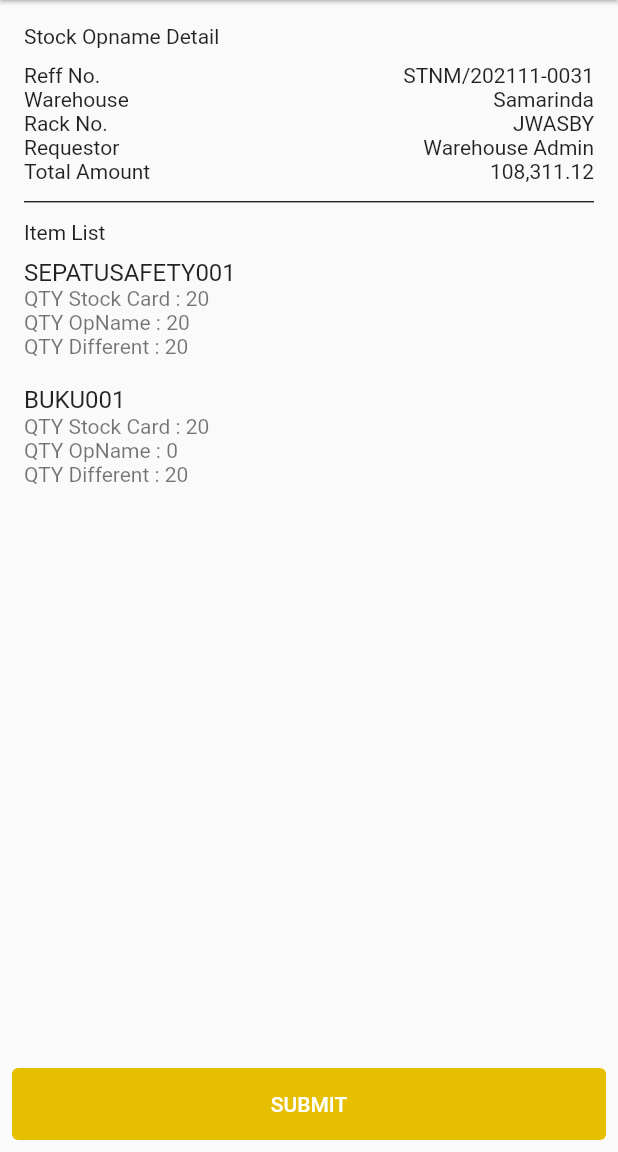
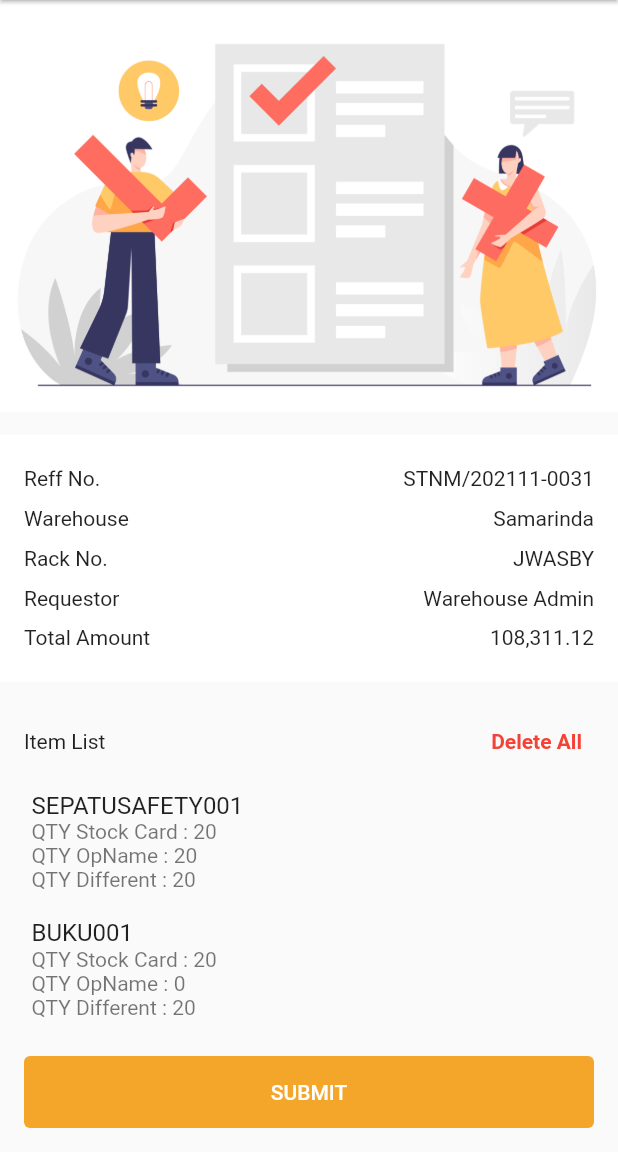
Before and after one commit to daydream410/v2rp, a Flutter app: the StockOpname2 screen opened directly, after a tap on "Load Data", after a tap on "SAVE DATA", on a phone screen of 412 x 824 dp, the part 84-1236 px from its top. Run offline on Flutter 3.47's test engine with Material 2 defaults, Android fonts, the phone set to English and light mode, and no system bars; drawn by our look-alikes of flutter_slidable; our stand-ins replace animated_splash_screen, cached_network_image, curved_navigation_bar, get, hexcolor, image_picker and 3 more; missing offline and left inert: mobile_scanner; accounts and stored records are empty; network calls fail.

Commit message:
so new ui

```diff
--- a/lib/BE/controller.dart
+++ b/lib/BE/controller.dart
@@ -52,4 +52,8 @@
   //st
   Rx<TextEditingController> stReffController = TextEditingController().obs;
   Rx<TextEditingController> stWhController = TextEditingController().obs;
+
+  //so
+  Rx<TextEditingController> soReffController = TextEditingController().obs;
+  Rx<TextEditingController> soWhController = TextEditingController().obs;
 }
--- a/lib/FE/SO/detail_so.dart
+++ b/lib/FE/SO/detail_so.dart
@@ -86,7 +86,7 @@
                     child: TextButton(
                       style: TextButton.styleFrom(
                         padding: const EdgeInsets.all(8.0),
-                        backgroundColor: HexColor('#E6BF00'),
+                        backgroundColor: HexColor('#F4A62A'),
                       ),
                       onPressed: () {
                         Navigator.of(context).pop();
--- a/lib/FE/SO/stock_opname2.dart
+++ b/lib/FE/SO/stock_opname2.dart
@@ -10,6 +10,7 @@
 import 'package:v2rp1/FE/SO/stock_opname.dart';
 import 'package:v2rp1/FE/SO/stock_opname3.dart';
 
+import '../../BE/controller.dart';
 import '../../additional/scanner.dart';
 
 class StockOpname2 extends StatefulWidget {
@@ -20,8 +21,7 @@
 }
 
 class _StockOpname2State extends State<StockOpname2> {
-  final controller_wh = TextEditingController();
-  final controller_sppbj = TextEditingController();
+  static TextControllers textControllers = Get.put(TextControllers());
 
   bool isVisible = false;
 
@@ -61,7 +61,7 @@
             elevation: 12,
             tooltip: 'Add Item',
             hoverColor: Colors.blue,
-            backgroundColor: HexColor('#E6BF00'),
+            backgroundColor: HexColor('#F4A62A'),
             foregroundColor: Colors.white,
             splashColor: Colors.black45,
             child: const Icon(Icons.add),
@@ -91,46 +91,52 @@
             child: Column(
               crossAxisAlignment: CrossAxisAlignment.stretch,
               children: [
-                TextField(
-                  controller: controller_wh,
-                  decoration: InputDecoration(
-                    prefixIcon: const Icon(Icons.warehouse),
-                    hintText: 'Warehouse',
-                    suffixIcon: IconButton(
-                      icon: const Icon(Icons.qr_code_scanner),
-                      onPressed: () {
-                        // Navigator.of(context).push(MaterialPageRoute(
-                        //   builder: (context) =>
-                        //       const BarcodeScannerWithController(),
-                        // ));
-                        Get.to(BarcodeScannerWithController());
-                      },
-                    ),
-                    border: OutlineInputBorder(
-                        borderRadius: BorderRadius.circular(15),
-                        borderSide: const BorderSide(color: Colors.black)),
-                  ),
-                ),
-                const SizedBox(height: 10.0),
                 // TextField(
-                //   controller: controller_sppbj,
+                //   controller: controller_wh,
                 //   decoration: InputDecoration(
-                //     prefixIcon: const Icon(Icons.article),
-                //     hintText: 'Reff No.',
+                //     prefixIcon: const Icon(Icons.warehouse),
+                //     hintText: 'Warehouse',
+                //     suffixIcon: IconButton(
+                //       icon: const Icon(Icons.qr_code_scanner),
+                //       onPressed: () {
+                //         // Navigator.of(context).push(MaterialPageRoute(
+                //         //   builder: (context) =>
+                //         //       const BarcodeScannerWithController(),
+                //         // ));
+                //         Get.to(BarcodeScannerWithController());
+                //       },
+                //     ),
                 //     border: OutlineInputBorder(
                 //         borderRadius: BorderRadius.circular(15),
                 //         borderSide: const BorderSide(color: Colors.black)),
                 //   ),
                 // ),
-                // const SizedBox(
-                //   height: 10.0,
-                // ),
+                TextField(
+                  controller: textControllers.smWhController.value,
+                  onSubmitted: (value) {},
+                  decoration: InputDecoration(
+                    prefixIcon: const Icon(Icons.warehouse),
+                    suffixIcon: IconButton(
+                      icon: const Icon(Icons.qr_code_2),
+                      color: HexColor('#F4A62A'),
+                      onPressed: () async {},
+                      splashColor: HexColor('#F4A62A'),
+                      tooltip: 'Scan',
+                      hoverColor: HexColor('#F4A62A'),
+                    ),
+                    hintText: 'Warehouse',
+                    border: OutlineInputBorder(
+                        borderRadius: BorderRadius.circular(5),
+                        borderSide: const BorderSide(color: Colors.black)),
+                  ),
+                ),
+                const SizedBox(height: 10.0),
                 TextButton(
                   onPressed: () => setState(() => isVisible = !isVisible),
                   child: const Text('Load Data'),
                   style: TextButton.styleFrom(
                     foregroundColor: Colors.white,
-                    backgroundColor: HexColor('#E6BF00'),
+                    backgroundColor: HexColor('#F4A62A'),
                   ),
                 ),
                 Visibility(
@@ -168,7 +174,7 @@
                               },
                               child: Text(
                                 "Detail",
-                                style: TextStyle(color: HexColor("#E6BF00")),
+                                style: TextStyle(color: HexColor("#F4A62A")),
                               ),
                             ),
                           ],
@@ -209,25 +215,18 @@
         bottomNavigationBar: Visibility(
           visible: isVisible,
           child: Padding(
-            padding: const EdgeInsets.all(8.0),
+            padding: const EdgeInsets.all(16.0),
             child: TextButton(
               child: const Padding(
                 padding: EdgeInsets.all(8.0),
                 child: Text('SAVE DATA'),
               ),
               onPressed: () async {
-                // Navigator.pushReplacement(
-                //   context,
-                //   MaterialPageRoute(
-                //     // builder: (context) => const StockOpname3(),
-                //     builder: (context) => const StockOpname3(),
-                //   ),
-                // );
                 Get.to(StockOpname3());
               },
               style: TextButton.styleFrom(
                 foregroundColor: Colors.white,
-                backgroundColor: HexColor('#E6BF00'),
+                backgroundColor: HexColor('#F4A62A'),
               ),
             ),
           ),
--- a/lib/FE/SO/stock_opname3.dart
+++ b/lib/FE/SO/stock_opname3.dart
@@ -7,7 +7,7 @@
 import 'package:flutter_slidable/flutter_slidable.dart';
 import 'package:get/get.dart';
 import 'package:hexcolor/hexcolor.dart';
-import 'package:v2rp1/FE/SM/stock_movement2.dart';
+import 'package:v2rp1/FE/SO/stock_opname2.dart';
 
 import 'dialog_box_so.dart';
 
@@ -26,7 +26,7 @@
         showDialog(
           context: context,
           builder: (context) => AlertDialog(
-            title: const Text('Are u sure?'),
+            title: const Text('Are You sure?'),
             content: const Text('Do you want to exit the App?'),
             actions: [
               TextButton(
@@ -52,25 +52,32 @@
           leading: IconButton(
             icon: const Icon(Icons.arrow_back),
             onPressed: () {
-              // Navigator.push(
-              //   context,
-              //   MaterialPageRoute(builder: (context) => const StockOpname2()),
-              // );
-              Get.to(StockMovement2());
+              Get.to(StockOpname2());
             },
           ),
         ),
         body: SafeArea(
           child: SingleChildScrollView(
-            child: Padding(
-              padding: const EdgeInsets.all(16.0),
             child: Column(
               children: [
                 Column(
                   crossAxisAlignment: CrossAxisAlignment.start,
                   children: [
-                      const Text('Stock Opname Detail'),
-                      const SizedBox(height: 10.0),
+                    const Image(
+                      image: AssetImage('images/vb_conf.jpg'),
+                    ),
+                    const SizedBox(
+                      height: 15.0,
+                    ),
+                    Container(
+                      width: MediaQuery.of(context).size.width * 1,
+                      height: MediaQuery.of(context).size.height * 0.2,
+                      color: Colors.white,
+                      child: Padding(
+                        padding: const EdgeInsets.all(16.0),
+                        child: Column(
+                          mainAxisAlignment: MainAxisAlignment.spaceAround,
+                          children: [
                             Row(
                               mainAxisAlignment: MainAxisAlignment.spaceBetween,
                               children: const [
@@ -106,23 +113,27 @@
                                 Text('108,311.12'),
                               ],
                             ),
-                      const Divider(
-                        color: Colors.black,
-                        thickness: 0.8,
-                        height: 25,
+                          ],
                         ),
+                      ),
+                    ),
+                    Padding(
+                      padding: const EdgeInsets.all(16.0),
+                      child: Column(
+                        children: [
                           Row(
                             mainAxisAlignment: MainAxisAlignment.spaceBetween,
-                        children: const [
+                            children: [
                               Text('Item List'),
-                          // TextButton(
-                          //   onPressed: () {},
-                          //   child: const Text(
-                          //     'Delete All',
-                          //     style: TextStyle(
-                          //         color: Colors.red, fontWeight: FontWeight.bold),
-                          //   ),
-                          // ),
+                              TextButton(
+                                onPressed: () {},
+                                child: Text(
+                                  'Delete All',
+                                  style: TextStyle(
+                                      color: Colors.red,
+                                      fontWeight: FontWeight.bold),
+                                ),
+                              ),
                             ],
                           ),
                           Slidable(
@@ -143,8 +154,8 @@
                               ],
                             ),
                             child: ListTile(
-                          contentPadding:
-                              const EdgeInsets.symmetric(vertical: 5.0),
+                              contentPadding: const EdgeInsets.symmetric(
+                                  vertical: 5.0, horizontal: 5.0),
                               title: const Text('SEPATUSAFETY001'),
                               subtitle: Column(
                                 crossAxisAlignment: CrossAxisAlignment.start,
@@ -154,14 +165,6 @@
                                   Text('QTY Different : 20'),
                                 ],
                               ),
-                          // trailing: Text(
-                          //   '20x',
-                          //   style: TextStyle(
-                          //     color: HexColor('#E6BF00'),
-                          //     fontSize: 20.0,
-                          //     fontWeight: FontWeight.w600,
-                          //   ),
-                          // ),
                               onTap: () {},
                             ),
                           ),
@@ -183,8 +186,8 @@
                               ],
                             ),
                             child: ListTile(
-                          contentPadding:
-                              const EdgeInsets.symmetric(vertical: 5.0),
+                              contentPadding: const EdgeInsets.symmetric(
+                                  vertical: 5.0, horizontal: 5.0),
                               title: const Text('BUKU001'),
                               subtitle: Column(
                                 crossAxisAlignment: CrossAxisAlignment.start,
@@ -194,15 +197,10 @@
                                   Text('QTY Different : 20'),
                                 ],
                               ),
-                          // trailing: Text(
-                          //   '10x',
-                          //   style: TextStyle(
-                          //     color: HexColor('#E6BF00'),
-                          //     fontSize: 20.0,
-                          //     fontWeight: FontWeight.w600,
-                          //   ),
-                          // ),
                               onTap: () {},
+                            ),
+                          ),
+                        ],
                       ),
                     ),
                   ],
@@ -211,9 +209,8 @@
             ),
           ),
         ),
-        ),
         bottomNavigationBar: Padding(
-          padding: const EdgeInsets.all(8.0),
+          padding: const EdgeInsets.all(16.0),
           child: TextButton(
             child: const Padding(
               padding: EdgeInsets.all(8.0),
@@ -224,7 +221,7 @@
                   context: context,
                   builder: (BuildContext context) {
                     return CustomDialogBoxSO(
-                      title: "SUBMIT DATA SUCCESFUL",
+                      title: "SUCCESSFUL DATA SUBMIT",
                       descriptions: "Stock Opname No.STMV/NEP/2022/03-0024",
                       text: "Home",
                       home: "OK",
@@ -234,7 +231,7 @@
             },
             style: TextButton.styleFrom(
               foregroundColor: Colors.white,
-              backgroundColor: HexColor('#E6BF00'),
+              backgroundColor: HexColor('#F4A62A'),
             ),
           ),
         ),
--- a/lib/FE/mainScreen/home_screen.dart
+++ b/lib/FE/mainScreen/home_screen.dart
@@ -8,6 +8,7 @@
 import 'package:hexcolor/hexcolor.dart';
 import 'package:v2rp1/FE/FA/fixasset2.dart';
 import 'package:v2rp1/FE/MU/material_use.dart';
+import 'package:v2rp1/FE/SO/stock_opname.dart';
 import 'package:v2rp1/FE/StockTable/stocktable2.dart';
 import 'package:v2rp1/FE/VB/vendor_barcode1.dart';
 import 'package:v2rp1/additional/mt_screen.dart';
@@ -279,8 +280,8 @@
                                     child: InkWell(
                                       splashColor: Colors.black38,
                                       onTap: () async {
-                                        // Get.to(StockOpname());
-                                        Get.to(MaintenanceScreen());
+                                        Get.to(StockOpname());
+                                        // Get.to(MaintenanceScreen());
                                       },
                                     ),
                                   ),
```
Also changed, not shown: lib/FE/SO/stock_opname.dart (+35 -40 lines), lib/FE/ST/stock_transfer3.dart (+7 -17 lines). Lines whose indentation alone changed are shown as unchanged.
